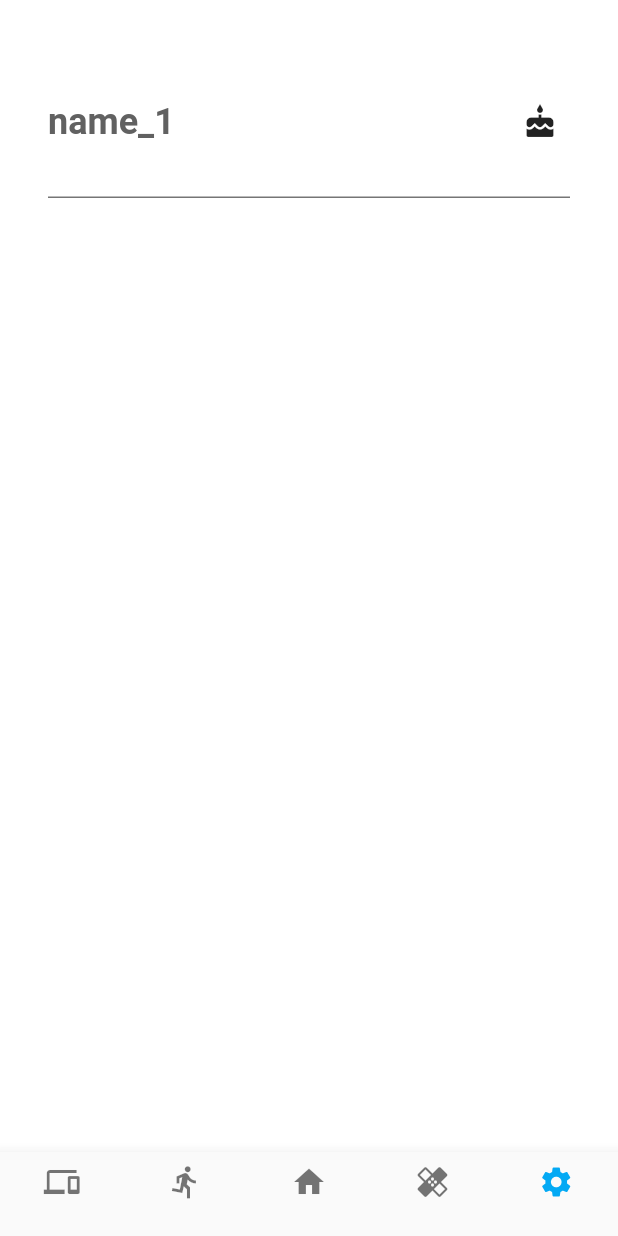
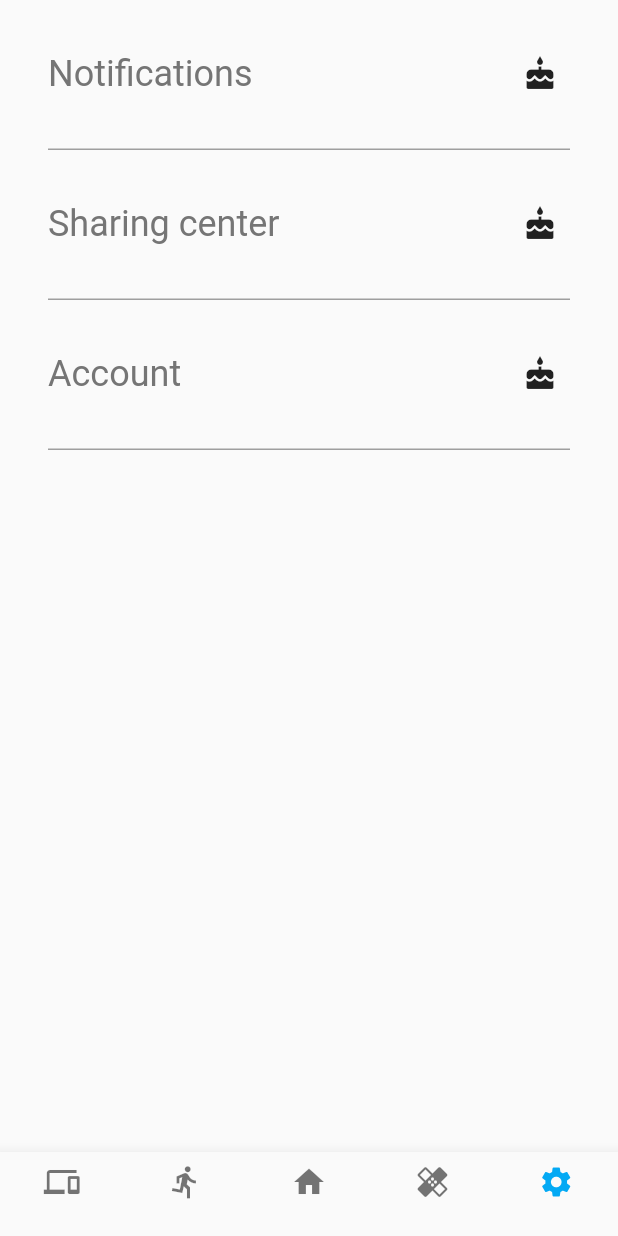
Before and after one commit to Roniz95/trackme, a Flutter app: the PageNavigator screen opened by its route, item 5 of the bottom bar chosen, on a phone screen of 412 x 824 dp. Run offline on Flutter 3.47's test engine with Material 2 defaults, Android fonts, the phone set to English and light mode, and no system bars.

Commit message:
settings page implemented

```diff
--- a/lib/screens/PageNavigator.dart
+++ b/lib/screens/PageNavigator.dart
@@ -21,7 +21,7 @@ class _PageNavigatorState extends State<PageNavigator> {
     Track4RunPage(),
     FeedPage(),
     AutomatedSOSPage(),
-    SettingsPage()
+    SettingPage(),
   ];
 
   @override
--- a/lib/screens/settings.dart
+++ b/lib/screens/settings.dart
@@ -1,27 +1,41 @@
 import 'package:flutter/material.dart';
+import 'package:track_me/styles/texts.dart';
+
 const _widgetHeight = 100.0;
 const _iconSize = 60.0;
 const _iconColoredBackgroundWidth = 70.0;
 const _textSize = 24.0;
-var name = 'name_1';
 
-class SettingsPage extends StatelessWidget {
+
+class CategoryItem extends StatelessWidget {
+  String categoryName;
+  String categoryIcon;
+
+  CategoryItem(String categoryName, String categoryIcon) {
+    this.categoryName = categoryName;
+    this.categoryIcon = categoryIcon;
+  }
+  //It seems this is how Dart handles overloading
+  CategoryItem.defaultIcon(String categoryName,) {
+    this.categoryName = categoryName;
+  }
   @override
   Widget build(BuildContext context) {
     assert(debugCheckHasMaterial(context));
     return Material(
       color: Colors.transparent,
       child: Padding(
-        padding: const EdgeInsets.only(left: 32.0, right: 32.0, top: 32.0),
+        padding: const EdgeInsets.only(left: 32.0, right: 32.0, top: 0.0, bottom: 0.0),
         child: Container(
 
           decoration: new BoxDecoration(
-              border: new Border(bottom: BorderSide(color: Color.fromRGBO(117, 117, 117, 1)))
+              border: new Border(bottom: BorderSide(color: Colors.grey))
           ),
           height: _widgetHeight,
           child: InkWell(
             highlightColor: Color.fromRGBO(255, 115, 167, 0),
             splashColor: Color.fromRGBO(255, 115, 167, 0.4),
+            borderRadius: BorderRadius.circular(80),
 
             onTap: () {
               print('tapped');
@@ -31,14 +45,9 @@ class SettingsPage extends StatelessWidget {
               children: <Widget>[
                 Center(
                   child: Text(
-                    name,
+                    categoryName,
                     textAlign: TextAlign.center,
-                    style: Theme.of(context).textTheme.display1.copyWith(
-                      color: Colors.grey[700],
-                      fontSize: 24.0,
-                      fontWeight: FontWeight.w700,
-
-                    ),
+                    style: textStyles['normal_text'],
                   ),
 
                 ),
@@ -57,3 +66,23 @@ class SettingsPage extends StatelessWidget {
     );
   }
 }
+
+class SettingPage extends StatelessWidget {
+
+  ListView settingsList = new ListView(
+    children: <Widget>[
+      new CategoryItem.defaultIcon('Notifications'),
+      new CategoryItem.defaultIcon('Sharing center'),
+      new CategoryItem.defaultIcon('Account'),
+    ],
+
+  );
+
+  @override
+  Widget build(BuildContext context) {
+
+    return Scaffold (
+      body: settingsList,
+    );
+  }
+}
```
